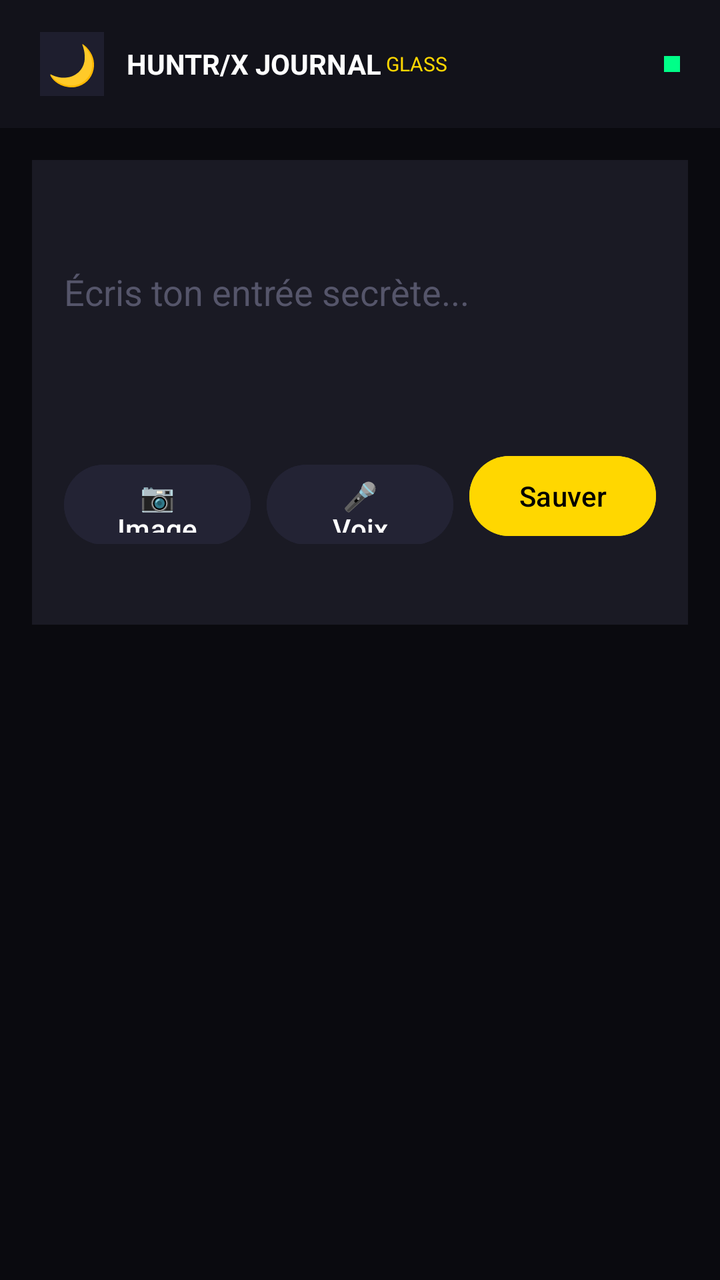
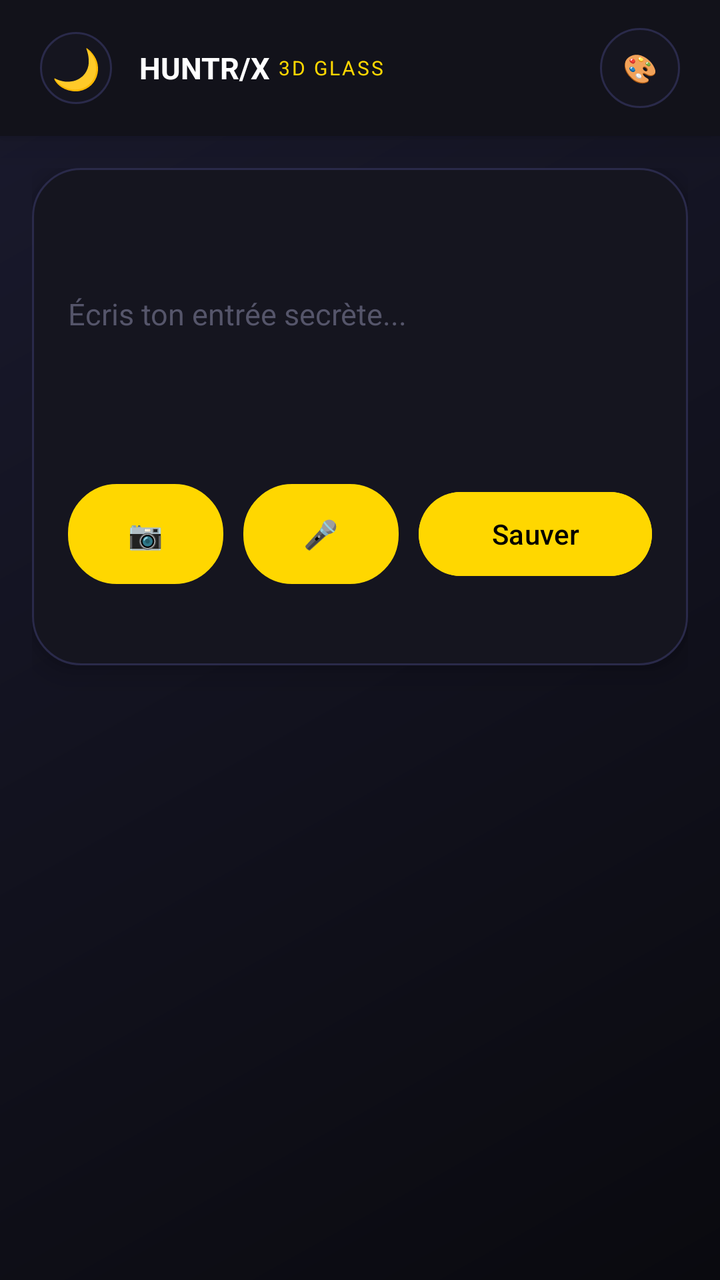

An Android layout rendered at two revisions. The XML below is the earlier revision; the diff shows what the commit changed to produce the second picture.
<!-- AndroidManifest.xml: application theme Theme.Diary2 -->
<!-- res/layout/activity_main.xml -->
<?xml version="1.0" encoding="utf-8"?>
<LinearLayout xmlns:android="http://schemas.android.com/apk/res/android"
    android:layout_width="match_parent" android:layout_height="match_parent"
    android:orientation="vertical" android:background="#0A0A0F">

    <LinearLayout android:layout_width="match_parent" android:layout_height="64dp"
        android:orientation="horizontal" android:gravity="center_vertical"
        android:paddingHorizontal="20dp" android:background="#12121A">
        <LinearLayout android:id="@+id/logoMoon" android:layout_width="0dp" android:layout_weight="1"
            android:layout_height="match_parent" android:orientation="horizontal" android:gravity="center_vertical">
            <TextView android:layout_width="32dp" android:layout_height="32dp"
                android:text="🌙" android:textSize="20sp" android:background="#1E1E2E" android:gravity="center"/>
            <TextView android:layout_width="wrap_content" android:layout_height="wrap_content"
                android:text=" HUNTR/X JOURNAL" android:textColor="#FFFFFF" android:textStyle="bold" android:layout_marginStart="8dp"/>
            <TextView android:layout_width="wrap_content" android:layout_height="wrap_content"
                android:text=" GLASS" android:textColor="#FFD700" android:textSize="10sp"/>
        </LinearLayout>
        <TextView android:layout_width="8dp" android:layout_height="8dp" android:background="#00FF88"/>
    </LinearLayout>

    <ScrollView android:layout_width="match_parent" android:layout_height="0dp" android:layout_weight="1">
        <LinearLayout android:layout_width="match_parent" android:layout_height="wrap_content" android:orientation="vertical" android:padding="16dp">
            <LinearLayout android:layout_width="match_parent" android:layout_height="wrap_content"
                android:orientation="vertical" android:background="#1A1A24" android:padding="16dp">
                <EditText android:id="@+id/entryText" android:layout_width="match_parent"
                    android:layout_height="100dp" android:background="@null"
                    android:hint="Écris ton entrée secrète..." android:textColor="#FFF" android:textColorHint="#55556A"/>
                <LinearLayout android:id="@+id/blocksContainer" android:layout_width="match_parent"
                    android:layout_height="wrap_content" android:orientation="vertical" android:layout_marginTop="12dp"/>
                <LinearLayout android:layout_width="match_parent" android:layout_height="wrap_content" android:orientation="horizontal" android:layout_marginTop="16dp">
                    <Button android:id="@+id/btnImage" android:layout_width="0dp" android:layout_weight="1" android:layout_height="48dp"
                        android:text="📷 Image" android:backgroundTint="#232334" android:textColor="#FFF"/>
                    <Button android:id="@+id/btnVoice" android:layout_width="0dp" android:layout_weight="1" android:layout_height="48dp"
                        android:text="🎤 Voix" android:backgroundTint="#232334" android:textColor="#FFF" android:layout_marginStart="8dp"/>
                    <Button android:id="@+id/btnSave" android:layout_width="0dp" android:layout_weight="1" android:layout_height="48dp"
                        android:text="Sauver" android:backgroundTint="#FFD700" android:textColor="#000" android:layout_marginStart="8dp"/>
                </LinearLayout>
                <TextView android:id="@+id/tvRecordingStatus" android:layout_width="wrap_content" android:layout_height="wrap_content"
                    android:text="" android:textColor="#FF69B4" android:textSize="12sp" android:layout_marginTop="8dp"/>
            </LinearLayout>

            <androidx.recyclerview.widget.RecyclerView android:id="@+id/timeline"
                android:layout_width="match_parent" android:layout_height="wrap_content"
                android:nestedScrollingEnabled="false" android:layout_marginTop="16dp"/>
        </LinearLayout>
    </ScrollView>
</LinearLayout>
<!-- resources referenced by this layout -->
<resources>
  <style name="Theme.Diary2" parent="Theme.Material3.DayNight.NoActionBar">
          <item name="colorPrimary">#FFD700</item>
          <item name="colorPrimaryContainer">#1A1A24</item>
          <item name="colorOnPrimary">#000000</item>
          <item name="android:statusBarColor">#0A0A0F</item>
          <item name="android:navigationBarColor">#0A0A0F</item>
      </style>
</resources>

<!-- the commit's change to res/layout/activity_main.xml (unified diff, before → after) -->
@@ -1,47 +1,74 @@
 <?xml version="1.0" encoding="utf-8"?>
 <LinearLayout xmlns:android="http://schemas.android.com/apk/res/android"
-    android:layout_width="match_parent" android:layout_height="match_parent"
-    android:orientation="vertical" android:background="#0A0A0F">
+    android:id="@+id/rootMain" android:layout_width="match_parent" android:layout_height="match_parent"
+    android:orientation="vertical" android:background="@drawable/bg_wall_obsidian">
 
-    <LinearLayout android:layout_width="match_parent" android:layout_height="64dp"
+    <LinearLayout android:layout_width="match_parent" android:layout_height="68dp"
         android:orientation="horizontal" android:gravity="center_vertical"
-        android:paddingHorizontal="20dp" android:background="#12121A">
+        android:paddingHorizontal="20dp" android:background="#12121A" android:elevation="12dp">
         <LinearLayout android:id="@+id/logoMoon" android:layout_width="0dp" android:layout_weight="1"
             android:layout_height="match_parent" android:orientation="horizontal" android:gravity="center_vertical">
-            <TextView android:layout_width="32dp" android:layout_height="32dp"
-                android:text="🌙" android:textSize="20sp" android:background="#1E1E2E" android:gravity="center"/>
+            <TextView android:layout_width="36dp" android:layout_height="36dp" android:text="🌙" android:textSize="20sp"
+                android:background="@drawable/bg_3d_card" android:gravity="center"/>
             <TextView android:layout_width="wrap_content" android:layout_height="wrap_content"
-                android:text=" HUNTR/X JOURNAL" android:textColor="#FFFFFF" android:textStyle="bold" android:layout_marginStart="8dp"/>
+                android:text=" HUNTR/X" android:textColor="#FFF" android:textStyle="bold" android:textSize="15sp" android:layout_marginStart="10dp"/>
             <TextView android:layout_width="wrap_content" android:layout_height="wrap_content"
-                android:text=" GLASS" android:textColor="#FFD700" android:textSize="10sp"/>
+                android:text=" 3D GLASS" android:textColor="#FFD700" android:textSize="10sp" android:letterSpacing="0.1"/>
         </LinearLayout>
-        <TextView android:layout_width="8dp" android:layout_height="8dp" android:background="#00FF88"/>
+        <TextView android:id="@+id/btnTheme" android:layout_width="40dp" android:layout_height="40dp"
+            android:text="🎨" android:gravity="center" android:background="@drawable/bg_3d_card"/>
+    </LinearLayout>
+
+    
+    <LinearLayout android:id="@+id/themePanel" android:layout_width="match_parent" android:layout_height="wrap_content"
+        android:orientation="vertical" android:background="#1A1A24" android:padding="14dp" android:visibility="gone">
+        <TextView android:layout_width="wrap_content" android:layout_height="wrap_content" android:text="THÈME" android:textColor="#77778A" android:textSize="10sp"/>
+        <LinearLayout android:layout_width="match_parent" android:layout_height="wrap_content" android:orientation="horizontal" android:layout_marginTop="6dp">
+            <Button android:id="@+id/thObsidian" android:layout_width="0dp" android:layout_weight="1" android:layout_height="36dp" android:text="Obsidian" android:textSize="10sp" android:backgroundTint="#0A0A0F"/>
+            <Button android:id="@+id/thNeon" android:layout_width="0dp" android:layout_weight="1" android:layout_height="36dp" android:text="Neon" android:textSize="10sp" android:backgroundTint="#9C27B0" android:layout_marginStart="6dp"/>
+            <Button android:id="@+id/thFrost" android:layout_width="0dp" android:layout_weight="1" android:layout_height="36dp" android:text="Frost" android:textSize="10sp" android:backgroundTint="#E0E0E0" android:textColor="#000" android:layout_marginStart="6dp"/>
+        </LinearLayout>
+        <TextView android:layout_width="wrap_content" android:layout_height="wrap_content" android:text="COULEUR ACCENT" android:textColor="#77778A" android:textSize="10sp" android:layout_marginTop="12dp"/>
+        <LinearLayout android:layout_width="match_parent" android:layout_height="wrap_content" android:orientation="horizontal" android:layout_marginTop="6dp">
+            <View android:id="@+id/cGold" android:layout_width="36dp" android:layout_height="36dp" android:background="#FFD700"/>
+            <View android:id="@+id/cViolet" android:layout_width="36dp" android:layout_height="36dp" android:background="#9C27B0" android:layout_marginStart="8dp"/>
+            <View android:id="@+id/cRose" android:layout_width="36dp" android:layout_height="36dp" android:background="#FF69B4" android:layout_marginStart="8dp"/>
+            <View android:id="@+id/cCyan" android:layout_width="36dp" android:layout_height="36dp" android:background="#00E5FF" android:layout_marginStart="8dp"/>
+            <View android:id="@+id/cGreen" android:layout_width="36dp" android:layout_height="36dp" android:background="#00FF88" android:layout_marginStart="8dp"/>
+        </LinearLayout>
+        <TextView android:layout_width="wrap_content" android:layout_height="wrap_content" android:text="FOND D'ÉCRAN" android:textColor="#77778A" android:textSize="10sp" android:layout_marginTop="12dp"/>
+        <LinearLayout android:layout_width="match_parent" android:layout_height="wrap_content" android:orientation="horizontal" android:layout_marginTop="6dp">
+            <Button android:id="@+id/wObsidian" android:layout_width="0dp" android:layout_weight="1" android:layout_height="36dp" android:text="Noir" android:textSize="10sp"/>
+            <Button android:id="@+id/wNebula" android:layout_width="0dp" android:layout_weight="1" android:layout_height="36dp" android:text="Nebula" android:textSize="10sp" android:layout_marginStart="6dp"/>
+            <Button android:id="@+id/wGold" android:layout_width="0dp" android:layout_weight="1" android:layout_height="36dp" android:text="Gold" android:textSize="10sp" android:layout_marginStart="6dp"/>
+            <Button android:id="@+id/wAurora" android:layout_width="0dp" android:layout_weight="1" android:layout_height="36dp" android:text="Aurora" android:textSize="10sp" android:layout_marginStart="6dp"/>
+        </LinearLayout>
     </LinearLayout>
 
     <ScrollView android:layout_width="match_parent" android:layout_height="0dp" android:layout_weight="1">
         <LinearLayout android:layout_width="match_parent" android:layout_height="wrap_content" android:orientation="vertical" android:padding="16dp">
             <LinearLayout android:layout_width="match_parent" android:layout_height="wrap_content"
-                android:orientation="vertical" android:background="#1A1A24" android:padding="16dp">
+                android:orientation="vertical" android:background="@drawable/bg_3d_card" android:padding="18dp" android:elevation="8dp">
                 <EditText android:id="@+id/entryText" android:layout_width="match_parent"
-                    android:layout_height="100dp" android:background="@null"
-                    android:hint="Écris ton entrée secrète..." android:textColor="#FFF" android:textColorHint="#55556A"/>
+                    android:layout_height="110dp" android:background="@null"
+                    android:hint="Écris ton entrée secrète..." android:textColor="#FFF" android:textColorHint="#55556A" android:textSize="15sp"/>
                 <LinearLayout android:id="@+id/blocksContainer" android:layout_width="match_parent"
                     android:layout_height="wrap_content" android:orientation="vertical" android:layout_marginTop="12dp"/>
-                <LinearLayout android:layout_width="match_parent" android:layout_height="wrap_content" android:orientation="horizontal" android:layout_marginTop="16dp">
-                    <Button android:id="@+id/btnImage" android:layout_width="0dp" android:layout_weight="1" android:layout_height="48dp"
-                        android:text="📷 Image" android:backgroundTint="#232334" android:textColor="#FFF"/>
-                    <Button android:id="@+id/btnVoice" android:layout_width="0dp" android:layout_weight="1" android:layout_height="48dp"
-                        android:text="🎤 Voix" android:backgroundTint="#232334" android:textColor="#FFF" android:layout_marginStart="8dp"/>
-                    <Button android:id="@+id/btnSave" android:layout_width="0dp" android:layout_weight="1" android:layout_height="48dp"
-                        android:text="Sauver" android:backgroundTint="#FFD700" android:textColor="#000" android:layout_marginStart="8dp"/>
+                <LinearLayout android:layout_width="match_parent" android:layout_height="wrap_content" android:orientation="horizontal" android:layout_marginTop="18dp">
+                    <Button android:id="@+id/btnImage" android:layout_width="0dp" android:layout_weight="1" android:layout_height="50dp"
+                        android:text="📷" android:background="@drawable/bg_3d_card" android:textColor="#FFF" android:elevation="4dp"/>
+                    <Button android:id="@+id/btnVoice" android:layout_width="0dp" android:layout_weight="1" android:layout_height="50dp"
+                        android:text="🎤" android:background="@drawable/bg_3d_card" android:textColor="#FFF" android:layout_marginStart="10dp" android:elevation="4dp"/>
+                    <Button android:id="@+id/btnSave" android:layout_width="0dp" android:layout_weight="1.5" android:layout_height="50dp"
+                        android:text="Sauver" android:backgroundTint="#FFD700" android:textColor="#000" android:layout_marginStart="10dp" android:elevation="6dp"/>
                 </LinearLayout>
                 <TextView android:id="@+id/tvRecordingStatus" android:layout_width="wrap_content" android:layout_height="wrap_content"
-                    android:text="" android:textColor="#FF69B4" android:textSize="12sp" android:layout_marginTop="8dp"/>
+                    android:text="" android:textColor="#FF69B4" android:textSize="11sp" android:layout_marginTop="8dp"/>
             </LinearLayout>
 
             <androidx.recyclerview.widget.RecyclerView android:id="@+id/timeline"
                 android:layout_width="match_parent" android:layout_height="wrap_content"
-                android:nestedScrollingEnabled="false" android:layout_marginTop="16dp"/>
+                android:nestedScrollingEnabled="false" android:layout_marginTop="18dp"/>
         </LinearLayout>
     </ScrollView>
 </LinearLayout>
<!-- resource entries referenced after the edit -->
@@ -1,5 +1,17 @@
 <!-- resources referenced by this layout -->
 <resources>
+  <!-- drawable bg_3d_card (drawable) -->
+  <?xml version="1.0" encoding="utf-8"?>
+  <shape xmlns:android="http://schemas.android.com/apk/res/android" android:shape="rectangle">
+      <solid android:color="#15151F"/>
+      <corners android:radius="24dp"/>
+      <stroke android:width="1dp" android:color="#2A2A4A"/>
+  </shape>
+  <!-- drawable bg_wall_obsidian (drawable) -->
+  <?xml version="1.0" encoding="utf-8"?>
+  <shape xmlns:android="http://schemas.android.com/apk/res/android">
+      <gradient android:angle="135" android:startColor="#0A0A0F" android:endColor="#1A1A2E"/>
+  </shape>
   <style name="Theme.Diary2" parent="Theme.Material3.DayNight.NoActionBar">
           <item name="colorPrimary">#FFD700</item>
           <item name="colorPrimaryContainer">#1A1A24</item>
